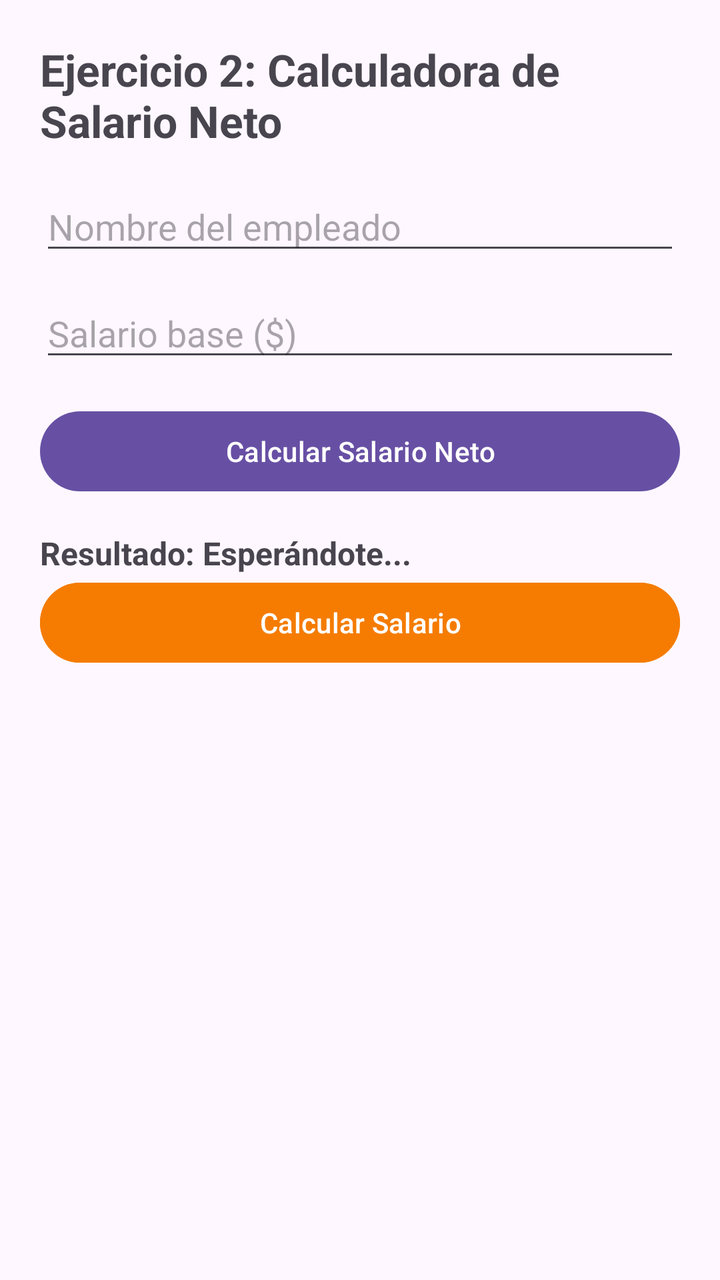
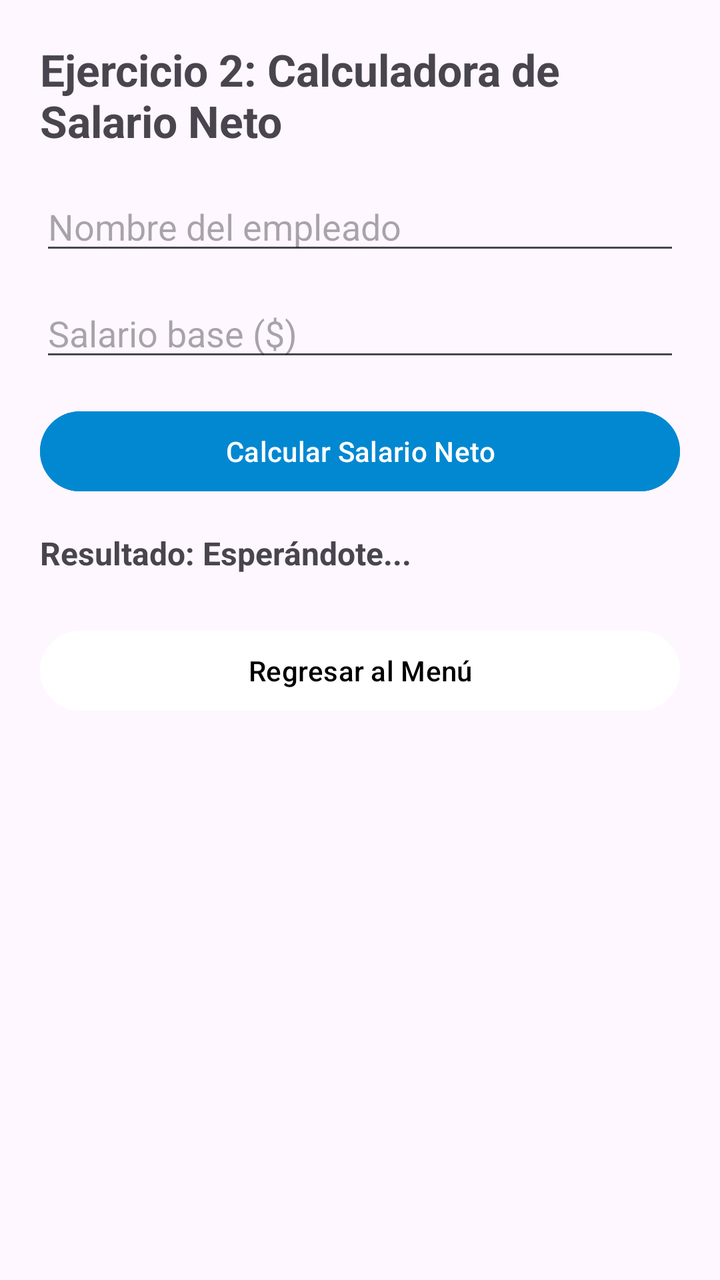

The first picture is an Android layout as it rendered before a commit; the second is the same layout after the commit. The layout source and the unified diff follow.
<!-- AndroidManifest.xml: application theme Theme.Desafio1DSML -->
<!-- res/layout/activity_ejercicio2.xml -->
<?xml version="1.0" encoding="utf-8"?>
<ScrollView xmlns:android="http://schemas.android.com/apk/res/android"
    xmlns:tools="http://schemas.android.com/tools"
    android:layout_width="match_parent"
    android:layout_height="match_parent"
    android:padding="20dp"
    tools:context=".Ejercicio2Activity">

    <LinearLayout
        android:layout_width="match_parent"
        android:layout_height="wrap_content"
        android:orientation="vertical">

        <TextView
            android:layout_width="wrap_content"
            android:layout_height="wrap_content"
            android:text="Ejercicio 2: Calculadora de Salario Neto"
            android:textSize="22sp"
            android:textStyle="bold"
            android:layout_marginBottom="16dp" />

        <EditText
            android:id="@+id/etNombreEmpleado"
            android:layout_width="match_parent"
            android:layout_height="wrap_content"
            android:hint="Nombre del empleado"
            android:inputType="textPersonName"
            android:layout_marginBottom="12dp" />

        <EditText
            android:id="@+id/etSalarioBase"
            android:layout_width="match_parent"
            android:layout_height="wrap_content"
            android:hint="Salario base ($)"
            android:inputType="numberDecimal"
            android:layout_marginBottom="16dp" />

        <Button
            android:id="@+id/btnCalcularSalario"
            android:layout_width="match_parent"
            android:layout_height="wrap_content"
            android:text="Calcular Salario Neto"
            android:layout_marginBottom="16dp" />

        <TextView
            android:id="@+id/tvResultadoSalario"
            android:layout_width="match_parent"
            android:layout_height="wrap_content"
            android:text="Resultado: Esperándote..."
            android:textSize="16sp"
            android:textStyle="bold" />

        <Button
            android:id="@+id/btnCalcular"
            android:layout_width="match_parent"
            android:layout_height="wrap_content"
            android:text="Calcular Salario"
            android:backgroundTint="@color/ejercicio2Orange" />

    </LinearLayout>
</ScrollView>
<!-- resources referenced by this layout -->
<resources>
  <color name="ejercicio2Orange">#F57C00</color>
  <style name="Theme.Desafio1DSML" parent="Base.Theme.Desafio1DSML" />
  <style name="Base.Theme.Desafio1DSML" parent="Theme.Material3.DayNight.NoActionBar">
          
          
      </style>
</resources>

<!-- the commit's change to res/layout/activity_ejercicio2.xml (unified diff, before → after) -->
@@ -40,6 +40,8 @@
             android:layout_width="match_parent"
             android:layout_height="wrap_content"
             android:text="Calcular Salario Neto"
+            android:backgroundTint="@color/opcion2Cyan"
+            android:textColor="@color/white"
             android:layout_marginBottom="16dp" />
 
         <TextView
@@ -48,14 +50,16 @@
             android:layout_height="wrap_content"
             android:text="Resultado: Esperándote..."
             android:textSize="16sp"
-            android:textStyle="bold" />
+            android:textStyle="bold"
+            android:layout_marginBottom="24dp" />
 
         <Button
-            android:id="@+id/btnCalcular"
+            android:id="@+id/btnRegresar2"
             android:layout_width="match_parent"
             android:layout_height="wrap_content"
-            android:text="Calcular Salario"
-            android:backgroundTint="@color/ejercicio2Orange" />
+            android:text="Regresar al Menú"
+            android:backgroundTint="@color/btnReturnWhite"
+            android:textColor="@color/black" />
 
     </LinearLayout>
 </ScrollView>
<!-- resource entries referenced after the edit -->
@@ -1,6 +1,9 @@
 <!-- resources referenced by this layout -->
 <resources>
-  <color name="ejercicio2Orange">#F57C00</color>
+  <color name="black">#FF000000</color>
+  <color name="btnReturnWhite">#FFFFFF</color>
+  <color name="opcion2Cyan">#0288D1</color>
+  <color name="white">#FFFFFFFF</color>
   <style name="Theme.Desafio1DSML" parent="Base.Theme.Desafio1DSML" />
   <style name="Base.Theme.Desafio1DSML" parent="Theme.Material3.DayNight.NoActionBar">
           
